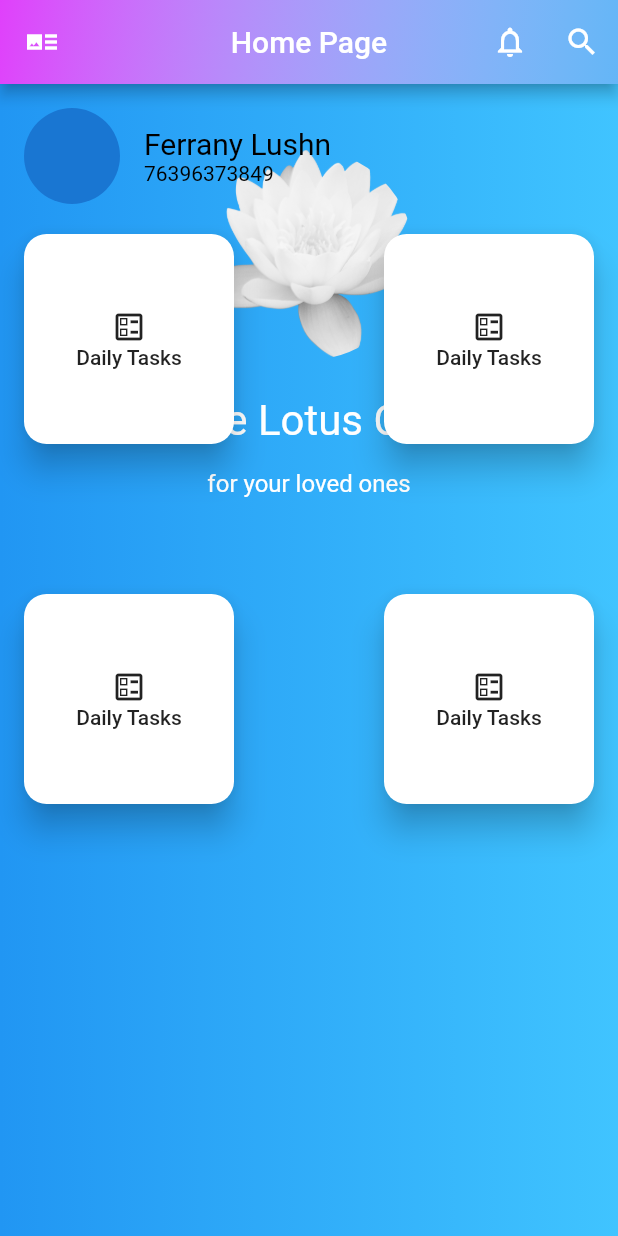
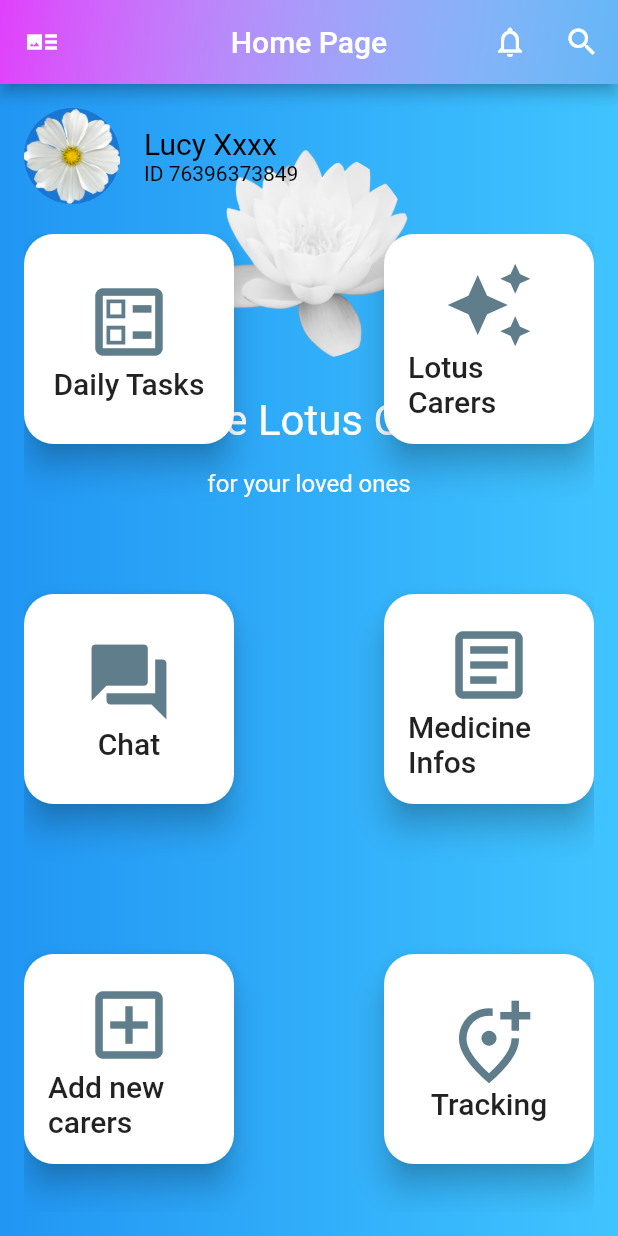
Before and after one commit to ozgeasar/Cet_final_app, a Flutter app: the screen it shows after launch, after a tap on "Log In", on a phone screen of 412 x 824 dp. Run offline on Flutter 3.47's test engine with Material 2 defaults, Android fonts, the phone set to English and light mode, and no system bars; our stand-ins replace shared_preferences.

Commit message:
Final App

```diff
--- a/lib/home_page.dart
+++ b/lib/home_page.dart
@@ -123,14 +123,15 @@ class _HomePageState extends State<HomePage> {
                         children: [
                           CircleAvatar(
                             radius: 32,
+                            child: Image.asset('assets/flww.png'),
                           ),
                           SizedBox(width: 16,),
                           Column(
                             mainAxisAlignment: MainAxisAlignment.center,
                             crossAxisAlignment: CrossAxisAlignment.start,
                             children: [
-                              Text('Ferrany Lushn', style: TextStyle(color: Colors.black, fontSize: 20.0),),
-                              Text('76396373849', style: TextStyle(fontSize: 14, color: Colors.black),),
+                              Text('Lucy Xxxx', style: TextStyle(color: Colors.black, fontSize: 20.0),),
+                              Text('ID 76396373849', style: TextStyle(fontSize: 14, color: Colors.black),),
                             ],
                           )
                         ],
@@ -146,7 +147,7 @@ class _HomePageState extends State<HomePage> {
                         children: [
                           RaisedButton(
                             shape: RoundedRectangleBorder(
-                              borderRadius: BorderRadius.circular(15)
+                              borderRadius: BorderRadius.circular(20)
                             ),
                             onPressed: () {
                               //Navigator.of(context).pushNamed(Pagea.tag);
@@ -159,15 +160,19 @@ class _HomePageState extends State<HomePage> {
                              children: [
                                 Icon(
                                  Icons.ballot_outlined,
+                                  size: 60.0,
+                                  color: Colors.blueGrey,
                                ),
-                               Text('Daily Tasks')
+                               Text('Daily Tasks',
+                               style: TextStyle(fontSize: 20),
+                               ),
                              ],
                            ),
                           ),
 
                           RaisedButton(
                             shape: RoundedRectangleBorder(
-                                borderRadius: BorderRadius.circular(15)
+                                borderRadius: BorderRadius.circular(20)
                             ),
                             onPressed: () {
 
@@ -178,16 +183,20 @@ class _HomePageState extends State<HomePage> {
                               mainAxisAlignment: MainAxisAlignment.center,
                               children: [
                                 Icon(
-                                  Icons.ballot_outlined,
+                                  Icons.auto_awesome,
+                                  size: 60.0,
+                                  color: Colors.blueGrey,
                                 ),
-                                Text('Daily Tasks')
+                                Text('Lotus Carers',
+                                  style: TextStyle(fontSize: 20),
+                                ),
                               ],
                             ),
                           ),
 
                           RaisedButton(
                             shape: RoundedRectangleBorder(
-                                borderRadius: BorderRadius.circular(15)
+                                borderRadius: BorderRadius.circular(20)
                             ),
                             onPressed: () {
 
@@ -198,15 +207,19 @@ class _HomePageState extends State<HomePage> {
                               mainAxisAlignment: MainAxisAlignment.center,
                               children: [
                                 Icon(
-                                  Icons.ballot_outlined,
+                                  Icons.question_answer,
+                                  size: 60.0,
+                                  color: Colors.blueGrey,
                                 ),
-                                Text('Daily Tasks')
+                                Text('Chat',
+                                  style: TextStyle(fontSize: 20),
+                                ),
                               ],
                             ),
                           ),
                           RaisedButton(
                             shape: RoundedRectangleBorder(
-                                borderRadius: BorderRadius.circular(15)
+                                borderRadius: BorderRadius.circular(20)
                             ),
                             onPressed: () {
 
@@ -217,12 +230,113 @@ class _HomePageState extends State<HomePage> {
                               mainAxisAlignment: MainAxisAlignment.center,
                               children: [
                                 Icon(
-                                  Icons.ballot_outlined,
+                                  Icons.article_outlined,
+                                  size: 60.0,
+                                  color: Colors.blueGrey,
                                 ),
-                                Text('Daily Tasks')
+                                Text('Medicine Infos',
+                                  style: TextStyle(fontSize: 20),
+                                ),
                               ],
                             ),
                           ),
+
+                          RaisedButton(
+                            shape: RoundedRectangleBorder(
+                                borderRadius: BorderRadius.circular(20)
+                            ),
+                            onPressed: () {
+
+                            },
+                            color: Colors.white,
+                            elevation: 9,
+                            child: Column(
+                              mainAxisAlignment: MainAxisAlignment.center,
+                              children: [
+                                Icon(
+                                  Icons.add_box_outlined,
+                                  size: 60.0,
+                                  color: Colors.blueGrey,
+                                ),
+                                Text('Add new carers',
+                                  style: TextStyle(fontSize: 20),
+                                ),
+                              ],
+                            ),
+                          ),
+
+                          RaisedButton(
+                            shape: RoundedRectangleBorder(
+                                borderRadius: BorderRadius.circular(20)
+                            ),
+                            onPressed: () {
+
+                            },
+                            color: Colors.white,
+                            elevation: 9,
+                            child: Column(
+                              mainAxisAlignment: MainAxisAlignment.center,
+                              children: [
+                                Icon(
+                                  Icons.add_location_alt_outlined,
+                                  size: 60.0,
+                                  color: Colors.blueGrey,
+                                ),
+                                Text('Tracking',
+                                  style: TextStyle(fontSize: 20),
+                                ),
+                              ],
+                            ),
+                          ),
+
+                          RaisedButton(
+                            shape: RoundedRectangleBorder(
+                                borderRadius: BorderRadius.circular(20)
+                            ),
+                            onPressed: () {
+
+                            },
+                            color: Colors.white,
+                            elevation: 9,
+                            child: Column(
+                              mainAxisAlignment: MainAxisAlignment.center,
+                              children: [
+                                Icon(
+                                  Icons.accessibility_new_rounded,
+                                  size: 60.0,
+                                  color: Colors.blueGrey,
+                                ),
+                                Text('Mood your loved',
+                                  style: TextStyle(fontSize: 20),
+                                ),
+                              ],
+                            ),
+                          ),
+
+                          RaisedButton(
+                            shape: RoundedRectangleBorder(
+                                borderRadius: BorderRadius.circular(20)
+                            ),
+                            onPressed: () {
+
+                            },
+                            color: Colors.white,
+                            elevation: 9,
+                            child: Column(
+                              mainAxisAlignment: MainAxisAlignment.center,
+                              children: [
+                                Icon(
+                                  Icons.warning_amber_rounded,
+                                  size: 60.0,
+                                  color: Colors.blueGrey,
+                                ),
+                                Text('Emergency',
+                                  style: TextStyle(fontSize: 20),
+                                ),
+                              ],
+                            ),
+                          ),
+
 
 
                         ],
@@ -242,7 +356,12 @@ class _HomePageState extends State<HomePage> {
 
       ),
 
+      //decoration: BoxDecoration(
+        //gradient:
+        //LinearGradient(colors: [Colors.blue, Colors.lightBlueAccent] ),
+      //),
 
+     // backgroundColor: Colors.red[100],
     );
   }
 }
--- a/lib/login_page.dart
+++ b/lib/login_page.dart
@@ -14,10 +14,22 @@ class _LoginPageState extends State<LoginPage> {
       tag: 'hero',
       child: CircleAvatar(
         backgroundColor: Colors.transparent,
-        radius: 48.0,
+        radius: 60.0,
         child: Image.asset('assets/lotus.png'),
       ),
     );
+
+    final appname = FlatButton(
+      child: Text(
+        'LOTUS CARE APP',
+        style: TextStyle(color: Colors.black54,
+        fontStyle: FontStyle.italic,
+          fontSize: 20.0,
+        ),
+      ),
+      onPressed: () {},
+    );
+
 
     final email = TextFormField(
       keyboardType: TextInputType.emailAddress,
@@ -55,7 +67,7 @@ class _LoginPageState extends State<LoginPage> {
           Navigator.of(context).pushNamed(HomePage.tag);
         },
         padding: EdgeInsets.all(12),
-        color: Colors.lightBlueAccent,
+        color: Colors.pinkAccent[100],
         child: Text('Log In', style: TextStyle(color: Colors.white)),
       ),
     );
@@ -76,7 +88,9 @@ class _LoginPageState extends State<LoginPage> {
           padding: EdgeInsets.only(left: 24.0, right: 24.0),
           children: [
             logo,
-            SizedBox(height: 48.0),
+            SizedBox(height: 10.0),
+            appname,
+            SizedBox(height: 10.0),
             email,
             SizedBox(height: 8.0),
             password,
--- a/lib/page_a.dart
+++ b/lib/page_a.dart
@@ -31,6 +31,8 @@ class _PageaState extends State<Pagea> {
     prefs.setString('task', json.encode(list));
     _taskController.text = '';
     Navigator.of(context).pop();
+
+    _getTasks();
   }
 
   void _getTasks() async{
@@ -78,13 +80,19 @@ class _PageaState extends State<Pagea> {
   @override
   Widget build(BuildContext context) {
     return Scaffold(
-      appBar: AppBar(
+
+           appBar: AppBar(
         title: Text('Daily Tasks'),
         actions: [
           IconButton(
-              icon: Icon(Icons.delete_outline),
+              icon: Icon(Icons.save),
               onPressed: () => updatePendingTasksList(),
           ),
+          IconButton(
+            icon: Icon(Icons.delete_outline),
+            onPressed: () => updatePendingTasksList(),
+          ),
+
         ],
 
         flexibleSpace: Container(
@@ -113,6 +121,7 @@ class _PageaState extends State<Pagea> {
               left: 10.0,
             ),
           alignment: Alignment.centerLeft,
+
           decoration: BoxDecoration(
             borderRadius: BorderRadius.circular(5.0),
             border: Border.all(
@@ -139,18 +148,26 @@ class _PageaState extends State<Pagea> {
         ))
         .toList(),
       ),
+
       floatingActionButton: FloatingActionButton(
         child: Icon(
           Icons.add,
           color: Colors.white,
         ),
-        backgroundColor: Colors.lightBlueAccent,
+        backgroundColor: Colors.blue,
+        elevation: 10,
+
+
         onPressed: () => showModalBottomSheet(
           context: context,
           builder: (BuildContext context) => Container(
             padding: const EdgeInsets.all(10.0),
-            height: 250,
-            color: Colors.lightBlueAccent[200],
+            height: 350,
+            decoration: BoxDecoration(
+              gradient:
+              LinearGradient(colors: [Colors.blue, Colors.lightBlueAccent] ),
+            ),
+            //color: Colors.lightBlueAccent[200],
             child: Column(
 
               children:[
@@ -189,27 +206,36 @@ class _PageaState extends State<Pagea> {
 
                   child: Row(
                     children: [
+
+
+
                       Container(
-                        width: (MediaQuery.of(context).size.width/2) - 20,
+                        width: (MediaQuery.of(context).size.width/2) - 25,
                         child: RaisedButton(
                           color: Colors.white,
-                          child: Text(
-                            'RESET',
-                          ),
-                          onPressed: () => _taskController = '',
-                        ),
-                      ),
-
-                      Container(
-                        width: (MediaQuery.of(context).size.width/2) - 20,
-                        child: RaisedButton(
-                          color: Colors.blue,
                           child: Text(
                             'ADD',
                           ),
                           onPressed: () => saveData(),
                         ),
                       ),
+
+                      SizedBox(
+                        width:10.0,
+                      ),
+
+                      Container(
+                        width: (MediaQuery.of(context).size.width/2) - 25,
+                        child: RaisedButton(
+                          color: Colors.white,
+                          child: Text(
+                            'RESET',
+                          ),
+                          onPressed: () => _taskController.text = '',
+                        ),
+                      ),
+
+
 
                     ],
                   ),
```
